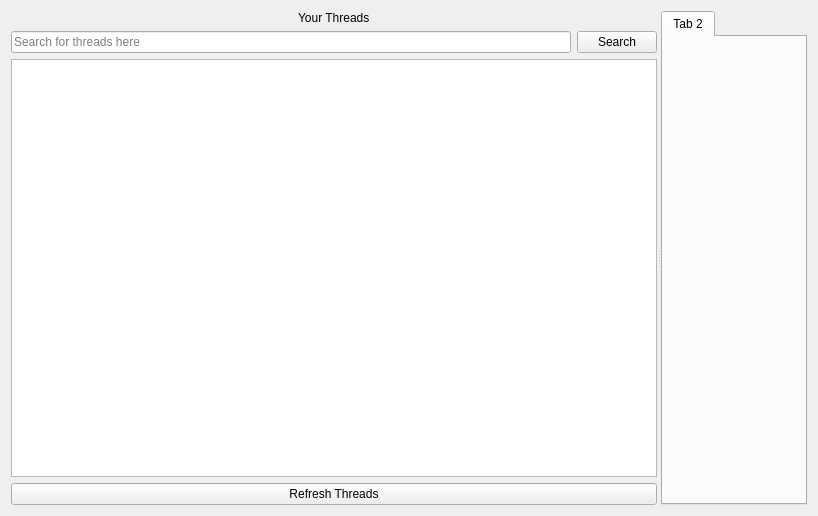
Old version of the form threadswindow.ui in the repository PeteCastle/SoftwareDesignCaseStudy.
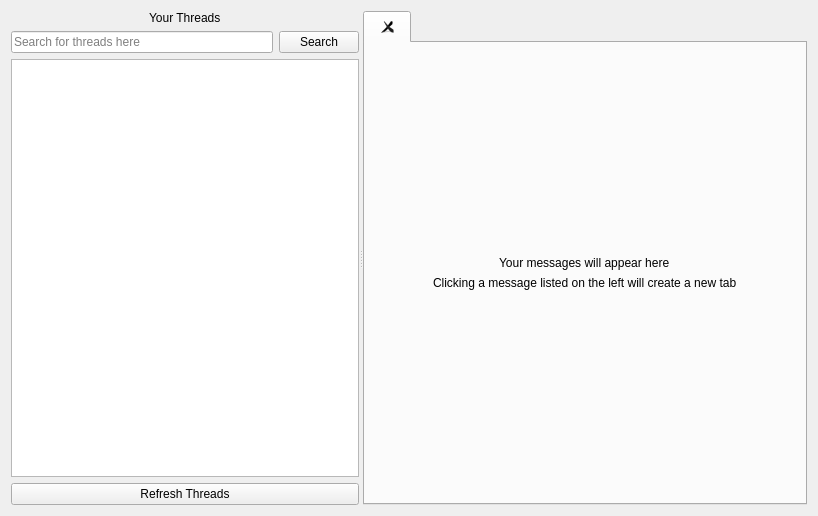
New version of the form.

```diff
--- a/threadswindow.ui
+++ b/threadswindow.ui
@@ -71,10 +71,29 @@
       <property name="currentIndex">
        <number>0</number>
       </property>
-      <widget class="QWidget" name="tab_2">
+      <property name="tabsClosable">
+       <bool>true</bool>
+      </property>
+      <widget class="QWidget" name="widget">
        <attribute name="title">
-        <string>Tab 2</string>
+        <string/>
        </attribute>
+       <layout class="QVBoxLayout" name="verticalLayout_3">
+        <item alignment="Qt::AlignHCenter|Qt::AlignBottom">
+         <widget class="QLabel" name="label">
+          <property name="text">
+           <string>Your messages will appear here</string>
+          </property>
+         </widget>
+        </item>
+        <item alignment="Qt::AlignHCenter|Qt::AlignTop">
+         <widget class="QLabel" name="label_2">
+          <property name="text">
+           <string>Clicking a message listed on the left will create a new tab</string>
+          </property>
+         </widget>
+        </item>
+       </layout>
       </widget>
      </widget>
     </widget>
```
